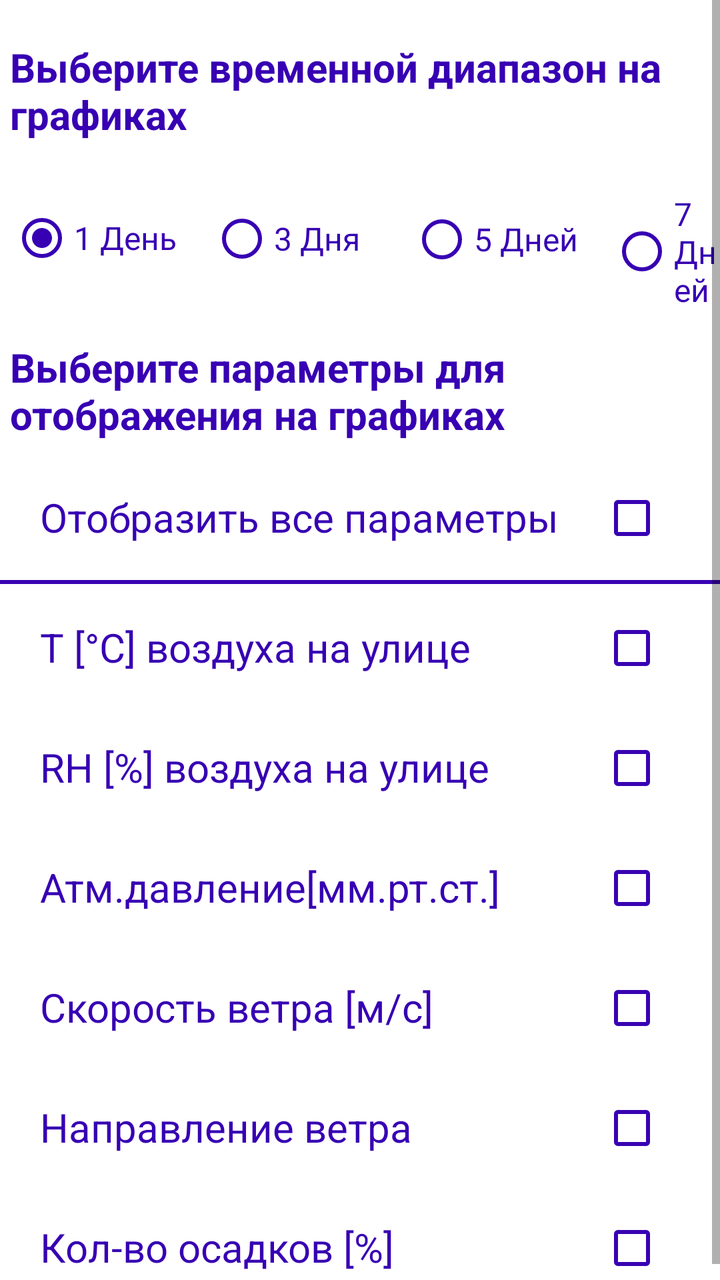
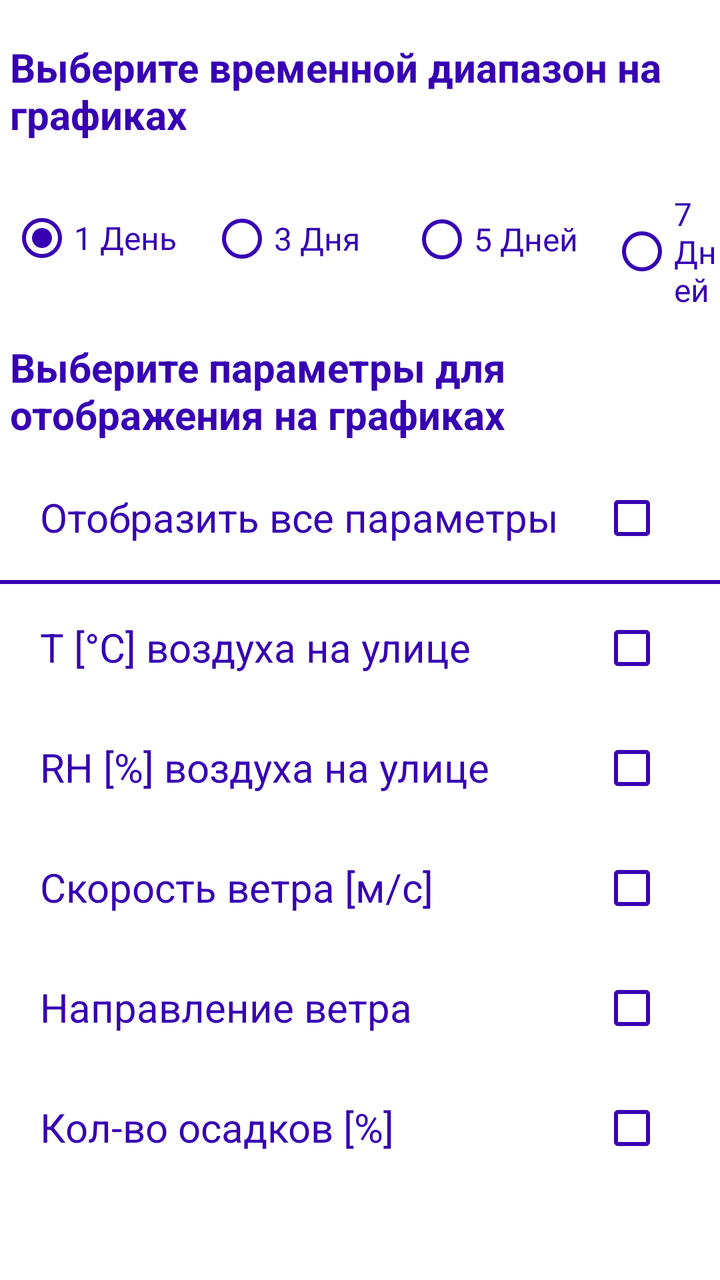

The first picture is an Android layout as it rendered before a commit; the second is the same layout after the commit. The layout source and the unified diff follow.
<!-- AndroidManifest.xml: application theme Theme.HomeWeatherStationApp -->
<!-- res/layout/weatherstation_charts_settings.xml -->
<?xml version="1.0" encoding="utf-8"?>
<ScrollView xmlns:android="http://schemas.android.com/apk/res/android"
    xmlns:tools="http://schemas.android.com/tools"
    android:layout_width="match_parent"
    android:layout_height="match_parent"
    android:tag=".ui.charts.WeatherStationChartsSettings">
    <RelativeLayout xmlns:android="http://schemas.android.com/apk/res/android"
    xmlns:app="http://schemas.android.com/apk/res-auto"
    xmlns:tools="http://schemas.android.com/tools"
    android:layout_width="match_parent"
    android:layout_height="match_parent"
    android:id="@+id/setting"
    tools:context=".ui.chart_settings.WeatherStationChartsSettingsFragment">

        <TextView
            android:id="@+id/WeatherStationChartsSettings_textView1"
            android:layout_width="400dp"
            android:layout_height="wrap_content"
            android:layout_marginLeft="5dp"
            android:layout_marginTop="170dp"
            android:text="Выберите параметры для отображения на графиках"
            android:textAlignment="center"
            android:textColor="@color/purple_700"
            android:textSize="20dp"
            android:textStyle="bold" />

        <TextView
            android:id="@+id/WeatherStationChartsSettings_textView2"
            android:layout_width="400dp"
            android:layout_height="wrap_content"
            android:layout_marginLeft="5dp"
            android:layout_marginTop="20dp"
            android:text="Выберите временной диапазон на графиках"
            android:textAlignment="center"
            android:textColor="@color/purple_700"
            android:textSize="20dp"
            android:textStyle="bold" />

        <View
            android:id="@+id/divider"
            android:layout_width="match_parent"
            android:layout_height="2dp"
            android:layout_marginTop="290dp"
            android:background="?android:attr/listDivider"
            android:backgroundTint="@color/purple_700"
            android:backgroundTintMode="add"
            android:visibility="visible"
            tools:visibility="visible" />

        <CheckBox
            android:id="@+id/WeatherStationChartsSettings_checkBox_view_mode1"
            android:layout_width="wrap_content"
            android:layout_height="wrap_content"
            android:layout_marginLeft="300dp"
            android:layout_marginTop="235dp"
            android:buttonTint="@color/purple_700"
            android:checked="false"
            android:textAlignment="textStart"
            android:textColor="@color/purple_700"
            android:textIsSelectable="false"
            android:textSize="16dp" />

        <TextView
            android:id="@+id/WeatherStationChartsSettings_textView3"
            android:layout_width="wrap_content"
            android:layout_height="wrap_content"
            android:layout_marginLeft="20dp"
            android:layout_marginTop="370dp"
            android:text="RH [%] воздуха на улице"
            android:textColor="@color/purple_700"
            android:textSize="20dp" />

        <TextView
            android:id="@+id/WeatherStationChartsSettings_textView4"
            android:layout_width="wrap_content"
            android:layout_height="wrap_content"
            android:layout_marginLeft="20dp"
            android:layout_marginTop="245dp"
            android:text="Отобразить все параметры"
            android:textColor="@color/purple_700"
            android:textSize="20dp" />

        <TextView
            android:id="@+id/WeatherStationChartsSettings_textView5"
            android:layout_width="wrap_content"
            android:layout_height="wrap_content"
            android:layout_marginLeft="20dp"
            android:layout_marginTop="310dp"
            android:text="T [°C] воздуха на улице"
            android:textColor="@color/purple_700"
            android:textSize="20dp" />

        <CheckBox
            android:id="@+id/WeatherStationChartsSettings_checkBox_TEMP"
            android:layout_width="wrap_content"
            android:layout_height="wrap_content"
            android:layout_marginLeft="300dp"
            android:layout_marginTop="300dp"
            android:buttonTint="@color/purple_700"
            android:checked="false"
            android:textColor="@color/purple_700"
            android:textSize="16dp" />

        <CheckBox
            android:id="@+id/WeatherStationChartsSettings_checkBox_HUM"
            android:layout_width="wrap_content"
            android:layout_height="wrap_content"
            android:layout_marginLeft="300dp"
            android:layout_marginTop="360dp"
            android:buttonTint="@color/purple_700"
            android:checked="false"
            android:textColor="@color/purple_700"
            android:textSize="16dp" />

        <TextView
            android:id="@+id/WeatherStationChartsSettings_textView6"
            android:layout_width="wrap_content"
            android:layout_height="wrap_content"
            android:layout_marginLeft="20dp"
            android:layout_marginTop="430dp"
            android:text="Атм.давление[мм.рт.ст.]"
            android:textColor="@color/purple_700"
            android:textSize="20dp" />

        <TextView
            android:id="@+id/WeatherStationChartsSettings_textView7"
            android:layout_width="wrap_content"
            android:layout_height="wrap_content"
            android:layout_marginLeft="20dp"
            android:layout_marginTop="490dp"
            android:text="Скорость ветра [м/с]"
            android:textColor="@color/purple_700"
            android:textSize="20dp" />

        <TextView
            android:id="@+id/WeatherStationChartsSettings_textView8"
            android:layout_width="wrap_content"
            android:layout_height="wrap_content"
            android:layout_marginLeft="20dp"
            android:layout_marginTop="550dp"
            android:text="Направление ветра"
            android:textColor="@color/purple_700"
            android:textSize="20dp" />

        <CheckBox
            android:id="@+id/WeatherStationChartsSettings_checkBox_PRESSURE"
            android:layout_width="wrap_content"
            android:layout_height="wrap_content"
            android:layout_marginLeft="300dp"
            android:layout_marginTop="420dp"
            android:buttonTint="@color/purple_700"
            android:textColor="@color/purple_700"
            android:textSize="16dp" />

        <CheckBox
            android:id="@+id/WeatherStationChartsSettings_checkBox_WINDSPEED"
            android:layout_width="wrap_content"
            android:layout_height="wrap_content"
            android:layout_marginLeft="300dp"
            android:layout_marginTop="480dp"
            android:buttonTint="@color/purple_700"
            android:textColor="@color/purple_700"
            android:textSize="16dp" />

        <CheckBox
            android:id="@+id/WeatherStationChartsSettings_checkBox_WINDDIRECT"
            android:layout_width="wrap_content"
            android:layout_height="wrap_content"
            android:layout_marginLeft="300dp"
            android:layout_marginTop="540dp"
            android:buttonTint="@color/purple_700"
            android:textColor="@color/purple_700"
            android:textSize="16dp" />

        <TextView
            android:id="@+id/WeatherStationChartsSettings_textView9"
            android:layout_width="wrap_content"
            android:layout_height="wrap_content"
            android:layout_marginLeft="20dp"
            android:layout_marginTop="610dp"
            android:text="Кол-во осадков [%]"
            android:textColor="@color/purple_700"
            android:textSize="20dp" />

        <CheckBox
            android:id="@+id/WeatherStationChartsSettings_checkBox_RAINFALL"
            android:layout_width="wrap_content"
            android:layout_height="wrap_content"
            android:layout_marginLeft="300dp"
            android:layout_marginTop="600dp"
            android:buttonTint="@color/purple_700"
            android:textColor="@color/purple_700"
            android:textSize="16dp" />

        <RadioGroup
            android:id="@+id/WeatherStationChartsSettings_display_mode"
            android:layout_width="401dp"
            android:layout_height="291dp">

            <RadioButton
                android:id="@+id/WeatherStationChartsSettings_radioButton_1day"
                android:layout_width="wrap_content"
                android:layout_height="wrap_content"
                android:layout_marginLeft="5dp"
                android:layout_marginTop="95dp"
                android:buttonTint="@color/purple_700"
                android:checked="true"
                android:text="1 День"
                android:textColor="@color/purple_700"
                android:textColorHighlight="@color/purple_700"
                android:textColorHint="@color/purple_700"
                android:textColorLink="@color/purple_700"
                android:textSize="16dp" />

            <RadioButton
                android:id="@+id/WeatherStationChartsSettings_radioButton_3day"
                android:layout_width="wrap_content"
                android:layout_height="wrap_content"
                android:layout_marginLeft="105dp"
                android:layout_marginTop="-48dp"
                android:buttonTint="@color/purple_700"
                android:text="3 Дня"
                android:textColor="@color/purple_700"
                android:textColorHighlight="@color/purple_700"
                android:textColorHint="@color/purple_700"
                android:textColorLink="@color/purple_700"
                android:textSize="16dp" />

            <RadioButton
                android:id="@+id/WeatherStationChartsSettings_radioButton_5day"
                android:layout_width="wrap_content"
                android:layout_height="wrap_content"
                android:layout_marginLeft="205dp"
                android:layout_marginTop="-48dp"
                android:buttonTint="@color/purple_700"
                android:text="5 Дней"
                android:textColor="@color/purple_700"
                android:textColorHighlight="@color/purple_700"
                android:textColorHint="@color/purple_700"
                android:textColorLink="@color/purple_700"
                android:textSize="16dp" />

            <RadioButton
                android:id="@+id/WeatherStationChartsSettings_radioButton_7day"
                android:layout_width="wrap_content"
                android:layout_height="wrap_content"
                android:layout_marginLeft="305dp"
                android:layout_marginTop="-48dp"
                android:buttonTint="@color/purple_700"
                android:text="7 Дней"
                android:textColor="@color/purple_700"
                android:textColorHighlight="@color/purple_700"
                android:textColorHint="@color/purple_700"
                android:textColorLink="@color/purple_700"
                android:textSize="16dp" />
        </RadioGroup>
    </RelativeLayout>
</ScrollView>
<!-- resources referenced by this layout -->
<resources>
  <color name="purple_700">#FF3700B3</color>
  <style name="Theme.HomeWeatherStationApp" parent="Theme.MaterialComponents.DayNight.DarkActionBar">
          
          <item name="colorPrimary">@color/purple_500</item>
          <item name="colorPrimaryVariant">@color/purple_700</item>
          <item name="colorOnPrimary">@color/white</item>
          
          <item name="colorSecondary">@color/teal_200</item>
          <item name="colorSecondaryVariant">@color/teal_700</item>
          <item name="colorOnSecondary">@color/black</item>
          
          <item name="android:statusBarColor" tools:targetApi="l">?attr/colorPrimaryVariant</item>
          
      </style>
  <color name="purple_500">#FF6200EE</color>
  <color name="white">#FFFFFFFF</color>
  <color name="teal_200">#FF03DAC5</color>
  <color name="teal_700">#FF018786</color>
  <color name="black">#FF000000</color>
</resources>

<!-- the commit's change to res/layout/weatherstation_charts_settings.xml (unified diff, before → after) -->
@@ -118,7 +118,7 @@
             android:layout_height="wrap_content"
             android:layout_marginLeft="20dp"
             android:layout_marginTop="430dp"
-            android:text="Атм.давление[мм.рт.ст.]"
+            android:text="Скорость ветра [м/с]"
             android:textColor="@color/purple_700"
             android:textSize="20dp" />
 
@@ -128,7 +128,7 @@
             android:layout_height="wrap_content"
             android:layout_marginLeft="20dp"
             android:layout_marginTop="490dp"
-            android:text="Скорость ветра [м/с]"
+            android:text="Направление ветра"
             android:textColor="@color/purple_700"
             android:textSize="20dp" />
 
@@ -138,12 +138,12 @@
             android:layout_height="wrap_content"
             android:layout_marginLeft="20dp"
             android:layout_marginTop="550dp"
-            android:text="Направление ветра"
-            android:textColor="@color/purple_700"
-            android:textSize="20dp" />
-
-        <CheckBox
-            android:id="@+id/WeatherStationChartsSettings_checkBox_PRESSURE"
+            android:text="Кол-во осадков [%]"
+            android:textColor="@color/purple_700"
+            android:textSize="20dp" />
+
+        <CheckBox
+            android:id="@+id/WeatherStationChartsSettings_checkBox_WINDSPEED"
             android:layout_width="wrap_content"
             android:layout_height="wrap_content"
             android:layout_marginLeft="300dp"
@@ -153,7 +153,7 @@
             android:textSize="16dp" />
 
         <CheckBox
-            android:id="@+id/WeatherStationChartsSettings_checkBox_WINDSPEED"
+            android:id="@+id/WeatherStationChartsSettings_checkBox_WINDDIRECT"
             android:layout_width="wrap_content"
             android:layout_height="wrap_content"
             android:layout_marginLeft="300dp"
@@ -163,31 +163,11 @@
             android:textSize="16dp" />
 
         <CheckBox
-            android:id="@+id/WeatherStationChartsSettings_checkBox_WINDDIRECT"
+            android:id="@+id/WeatherStationChartsSettings_checkBox_RAINFALL"
             android:layout_width="wrap_content"
             android:layout_height="wrap_content"
             android:layout_marginLeft="300dp"
             android:layout_marginTop="540dp"
-            android:buttonTint="@color/purple_700"
-            android:textColor="@color/purple_700"
-            android:textSize="16dp" />
-
-        <TextView
-            android:id="@+id/WeatherStationChartsSettings_textView9"
-            android:layout_width="wrap_content"
-            android:layout_height="wrap_content"
-            android:layout_marginLeft="20dp"
-            android:layout_marginTop="610dp"
-            android:text="Кол-во осадков [%]"
-            android:textColor="@color/purple_700"
-            android:textSize="20dp" />
-
-        <CheckBox
-            android:id="@+id/WeatherStationChartsSettings_checkBox_RAINFALL"
-            android:layout_width="wrap_content"
-            android:layout_height="wrap_content"
-            android:layout_marginLeft="300dp"
-            android:layout_marginTop="600dp"
             android:buttonTint="@color/purple_700"
             android:textColor="@color/purple_700"
             android:textSize="16dp" />
